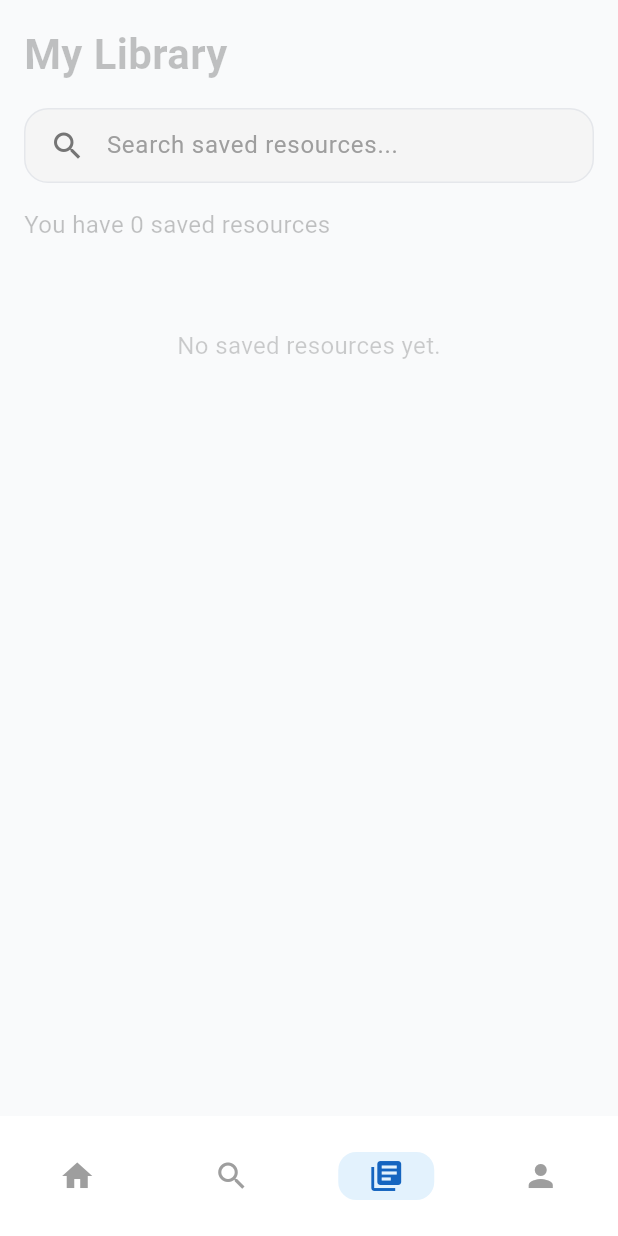
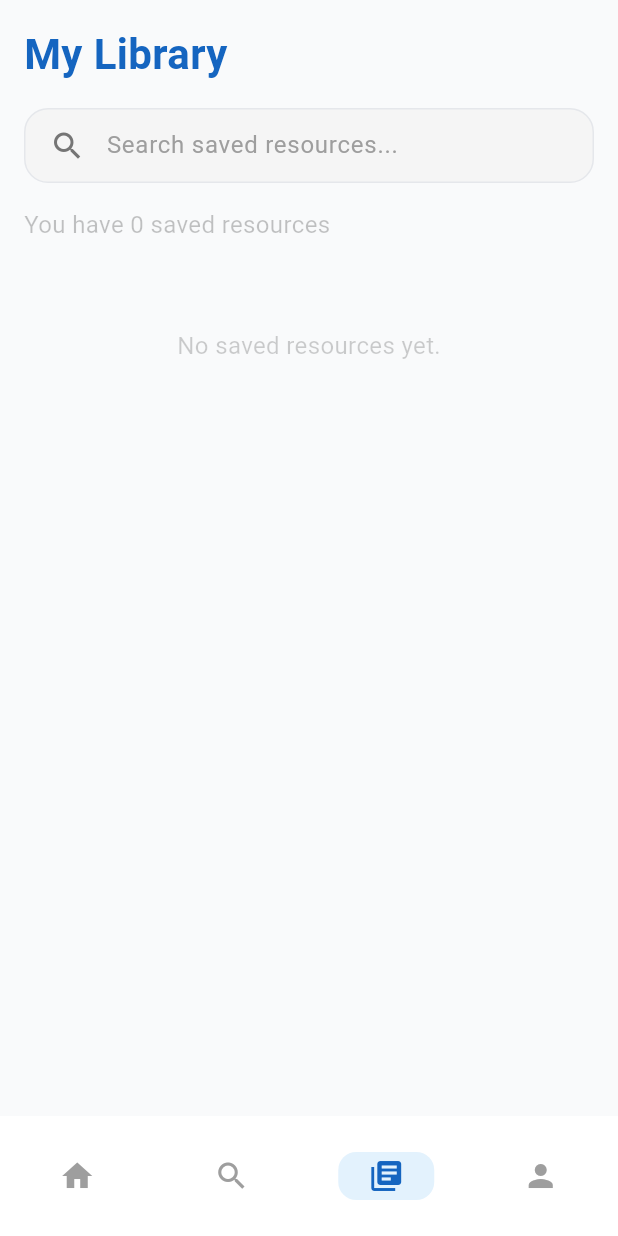
Before and after one commit to Junaid7200/CampusGrid-Flutter-Firebase-Riverpod-goRouter, a Flutter app: the LibraryPage screen opened by its route, on a phone screen of 412 x 824 dp. Run offline on Flutter 3.47's test engine with Material 3 defaults, Android fonts, the phone set to English and light mode, and no system bars; our stand-ins replace cloud_firestore, dio, file_picker, firebase_auth, firebase_core, flutter_svg and 4 more; missing offline and left inert: cloudinary_public; accounts and stored records are empty.

Commit message:
chore: some color changes

```diff
--- a/lib/src/features/library/library.dart
+++ b/lib/src/features/library/library.dart
@@ -82,7 +82,7 @@ class _LibraryPageState extends State<LibraryPage> {
                       style: TextStyle(
                         fontSize: 28,
                         fontWeight: FontWeight.bold,
-                        color: colors.onSurface.withAlpha(60),
+                        color: colors.primary,
                       ),
                     ),
                   ),
--- a/lib/src/features/search/search.dart
+++ b/lib/src/features/search/search.dart
@@ -191,7 +191,7 @@ class _SearchPageState extends State<SearchPage> {
                     style: TextStyle(
                       fontSize: 28,
                       fontWeight: FontWeight.bold,
-                      color: colors.onSurface.withAlpha(60),
+                      color: colors.primary,
                     ),
                   ),
                 ),
```
